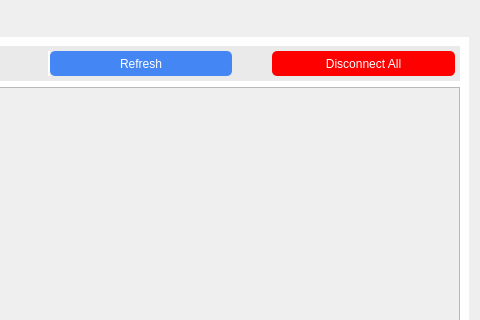
The window that menu/ServerManagement/servermanagement.ui (Anmol-A-jain/Dyner) describes before a commit, drawn with Qt 5; both pictures show x 361 to 841 and y 0 to 320 of the 841 by 651 pixel window.
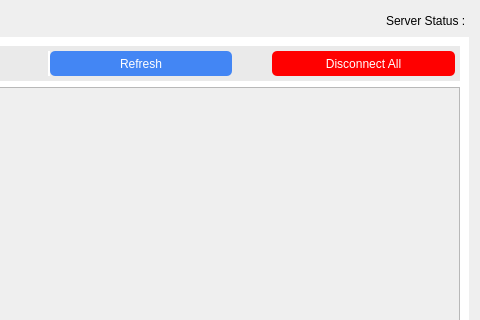
The same window after the commit.

Diff of the .ui file:
```diff
--- a/menu/ServerManagement/servermanagement.ui
+++ b/menu/ServerManagement/servermanagement.ui
@@ -41,6 +41,13 @@
          </property>
         </spacer>
        </item>
+       <item>
+        <widget class="QLabel" name="lblServerStatus">
+         <property name="text">
+          <string>Server Status : </string>
+         </property>
+        </widget>
+       </item>
       </layout>
      </item>
      <item>
```
